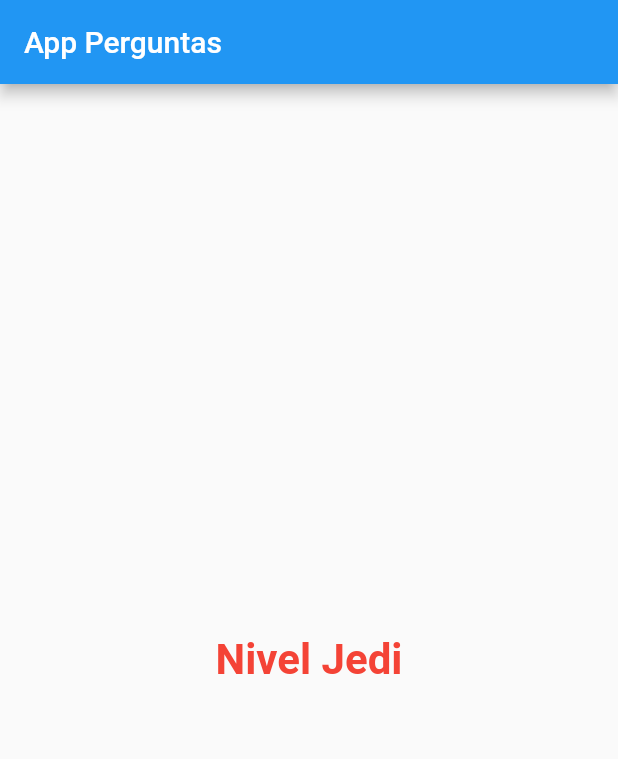
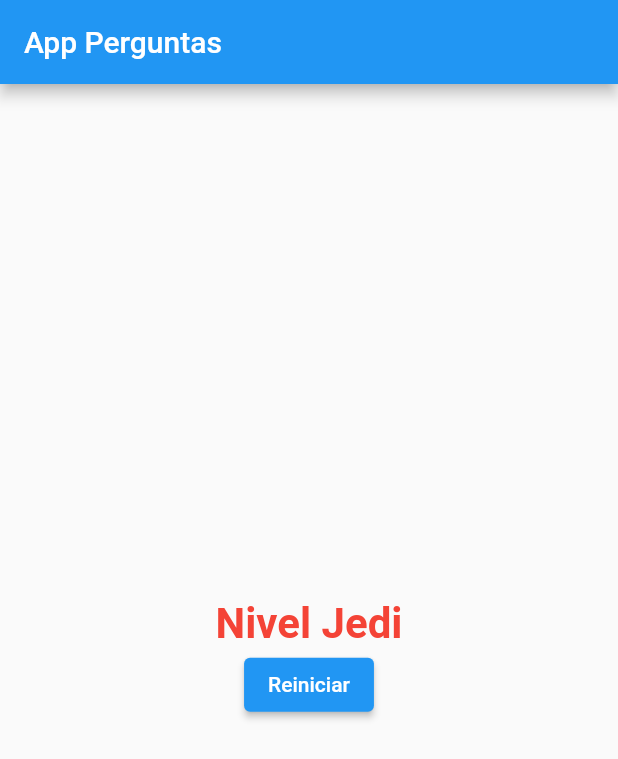
Before and after one commit to adrianoheissig/Perguntas, a Flutter app: the screen it shows after launch, after a tap on "Gato", after a tap on "Preto", after a tap on "Palmeiras", on a phone screen of 412 x 824 dp. Shown: the top 759 px of the screen. Run offline on Flutter 3.47's test engine with Material 2 defaults, Android fonts, the phone set to English and light mode, and no system bars.

Commit message:
Inserido Botao Reiniciar

```diff
--- a/lib/main.dart
+++ b/lib/main.dart
@@ -12,7 +12,9 @@ class PerguntasApp extends StatefulWidget {
 }
 
 class _PerguntasAppState extends State<PerguntasApp> {
+  var _perguntaSelecionada = 0;
   var _pontuacaoTotal = 0;
+
   final List<Map<String, Object>> _perguntas = [
     {
       'texto': 'Qual seu animal favorito?',
@@ -43,8 +45,6 @@ class _PerguntasAppState extends State<PerguntasApp> {
     }
   ];
 
-  var _perguntaSelecionada = 0;
-
   void _responder(int pontuacao) {
     if (temPerguntaSelecionada) {
       setState(() {
@@ -52,6 +52,13 @@ class _PerguntasAppState extends State<PerguntasApp> {
         _pontuacaoTotal += pontuacao;
       });
     }
+  }
+
+  void _reiniciar() {
+    setState(() {
+      _perguntaSelecionada = 0;
+      _pontuacaoTotal = 0;
+    });
   }
 
   bool get temPerguntaSelecionada {
@@ -72,7 +79,10 @@ class _PerguntasAppState extends State<PerguntasApp> {
                   perguntaSelecionada: _perguntaSelecionada,
                   responder: _responder,
                 )
-              : Resultado(pontuacaoTotal: _pontuacaoTotal)),
+              : Resultado(
+                  pontuacaoTotal: _pontuacaoTotal,
+                  reiniciar: _reiniciar,
+                )),
     );
   }
 }
--- a/lib/resultado.dart
+++ b/lib/resultado.dart
@@ -2,7 +2,9 @@ import 'package:flutter/material.dart';
 
 class Resultado extends StatelessWidget {
   final int pontuacaoTotal;
-  const Resultado({Key? key, this.pontuacaoTotal = 0}) : super(key: key);
+  final Function()? reiniciar;
+  const Resultado({Key? key, this.pontuacaoTotal = 0, this.reiniciar})
+      : super(key: key);
 
   String get fraseResultado {
     if (pontuacaoTotal < 8) {
@@ -18,12 +20,23 @@ class Resultado extends StatelessWidget {
 
   @override
   Widget build(BuildContext context) {
-    return Center(
-      child: Text(
-        fraseResultado,
-        style: const TextStyle(
-            fontSize: 28, color: Colors.red, fontWeight: FontWeight.bold),
-      ),
+    return Column(
+      mainAxisAlignment: MainAxisAlignment.center,
+      children: [
+        Center(
+          child: Text(
+            fraseResultado,
+            style: const TextStyle(
+                fontSize: 28, color: Colors.red, fontWeight: FontWeight.bold),
+          ),
+        ),
+        ElevatedButton(
+          onPressed: reiniciar,
+          child: const Text(
+            'Reiniciar',
+          ),
+        )
+      ],
     );
   }
 }
```
